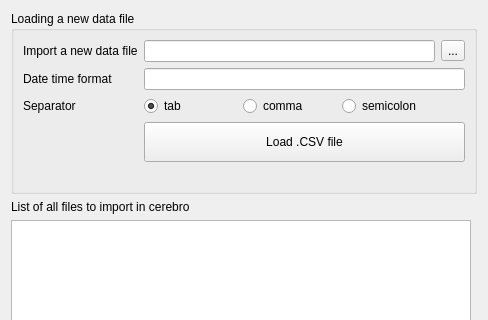
First picture: the form in ui/loadDataFiles.ui, repository Skinok/backtrader-pyqt-ui, before the edit; both pictures show x 0 to 488 and y 0 to 320 of the 488 by 458 pixel window.
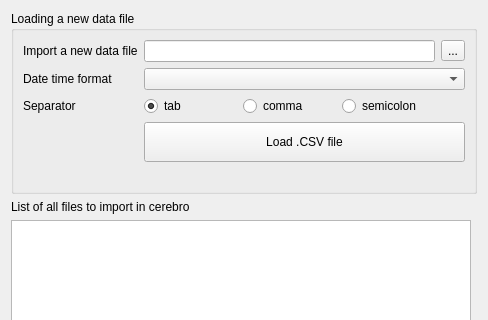
Second picture: the form after the edit.

Commit message: combobox ok

What changed in the file:
```diff
--- a/ui/loadDataFiles.ui
+++ b/ui/loadDataFiles.ui
@@ -109,7 +109,7 @@
        </widget>
       </item>
       <item row="1" column="1" colspan="4">
-       <widget class="QLineEdit" name="datetimeFormatLE"/>
+       <widget class="QComboBox" name="datetimeFormatLE"/>
       </item>
       <item row="4" column="1" colspan="4">
        <widget class="QPushButton" name="loadFilePB">
```
The commit also changes 1 other file.
